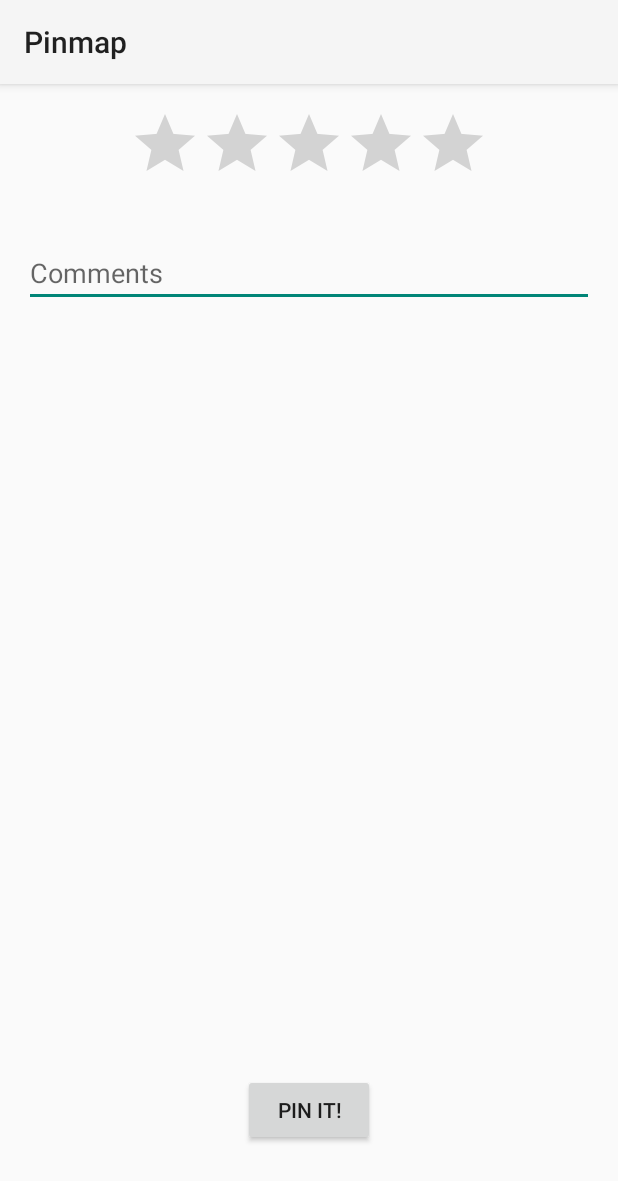
After one commit to mvidalgarcia/pinmap, an Android app: the fragment FragmentForm shown on its own in the app's theme, on a phone screen of 412 x 824 dp. The commit adds this screen. Shown: the top 1181 px of the screen. Run offline under Robolectric (Android 15) with nearby library versions, the phone set to English and light mode, and no system bars.

Commit message:
GPlus Profile photo. Pin place fragment.

```diff
--- a/app/src/main/AndroidManifest.xml
+++ b/app/src/main/AndroidManifest.xml
@@ -17,7 +17,7 @@
         android:allowBackup="true"
         android:icon="@mipmap/ic_launcher"
         android:label="@string/app_name"
-        android:theme="@style/AppTheme" >
+        android:theme="@style/MaterialNavigationDrawerTheme" >
         <activity
             android:name=".MyNavigationDrawer"
             android:theme="@style/MyNavigationDrawerTheme" >
--- /dev/null
+++ b/app/src/main/java/com/mvidalgarcia/pinmap/FragmentForm.java
@@ -0,0 +1,29 @@
+package com.mvidalgarcia.pinmap;
+
+
+    import android.content.Context;
+    import android.os.Bundle;
+    import android.support.annotation.Nullable;
+    import android.support.v4.app.Fragment;
+    import android.view.ContextThemeWrapper;
+    import android.view.LayoutInflater;
+    import android.view.View;
+    import android.view.ViewGroup;
+
+
+public class FragmentForm extends Fragment {
+
+    @Override
+    public View onCreateView(LayoutInflater inflater, @Nullable ViewGroup container, @Nullable Bundle savedInstanceState) {
+        // Create ContextThemeWrapper from the original Activity Context with the custom theme
+        Context context = new ContextThemeWrapper(getActivity(), R.style.AppTheme);
+
+        // Clone the inflater using the ContextThemeWrapper
+        LayoutInflater localInflater = inflater.cloneInContext(context);
+
+        // Inflate using the cloned inflater, not the passed in default
+        return localInflater.inflate(R.layout.form_fragment, container, false);
+
+    }
+
+}
--- /dev/null
+++ b/app/src/main/res/layout/form_fragment.xml
@@ -0,0 +1,37 @@
+<RelativeLayout xmlns:android="http://schemas.android.com/apk/res/android"
+    xmlns:tools="http://schemas.android.com/tools" android:layout_width="match_parent"
+    android:layout_height="match_parent" android:paddingLeft="@dimen/activity_horizontal_margin"
+    android:paddingRight="@dimen/activity_horizontal_margin"
+    android:paddingTop="@dimen/activity_vertical_margin"
+    android:paddingBottom="@dimen/activity_vertical_margin"
+    tools:context=".FragmentIndex"
+    android:background="@color/background_material_light">
+
+    <EditText
+        android:layout_width="wrap_content"
+        android:layout_height="wrap_content"
+        android:id="@+id/editText"
+        android:hint="Comments"
+        android:layout_alignParentTop="true"
+        android:layout_alignParentRight="true"
+        android:layout_alignParentEnd="true"
+        android:layout_marginTop="87dp"
+        android:layout_alignParentLeft="true"
+        android:layout_alignParentStart="true" />
+
+    <RatingBar
+        android:layout_width="wrap_content"
+        android:layout_height="wrap_content"
+        android:id="@+id/ratingBar"
+        android:layout_alignParentTop="true"
+        android:layout_centerHorizontal="true" />
+
+    <Button
+        android:layout_width="wrap_content"
+        android:layout_height="wrap_content"
+        android:text="Pin it!"
+        android:id="@+id/button"
+        android:layout_alignParentBottom="true"
+        android:layout_centerHorizontal="true"
+        android:layout_marginBottom="44dp" />
+</RelativeLayout>
--- a/app/src/main/res/values/styles.xml
+++ b/app/src/main/res/values/styles.xml
@@ -4,24 +4,12 @@
     <style name="AppTheme" parent="Theme.AppCompat.Light.DarkActionBar">
         <!-- Customize your theme here. -->
     </style>
-    <style name="MySubheaderTheme">
-        <item name="subheaderTitleColor">#00F</item>
-    </style>
-
-    <style name="MySectionTheme" >
-        <item name="sectionColorIcon">#00F</item>
-        <item name="sectionColorText">#ff000000</item>
-        <item name="sectionColorNotification">#00F</item>
-        <item name="sectionBackgroundColorPressed">#fdb2b2b2</item>
-        <item name="sectionBackgroundColorSelected">#3f777777</item>
-        <item name="sectionBackgroundColor">#c4ff3322</item>
-    </style>
-
-    <style name="MyNavigationDrawerTheme" parent="MaterialNavigationDrawerTheme" >
+    <style name="MyNavigationDrawerTheme" parent="MaterialNavigationDrawerTheme.Light.DarkActionBar" >
         <!-- Other customization -->
-        <item name="drawerColor">#ffffffff</item>
-        <item name="sectionStyle">@style/MySectionTheme</item>
-        <item name="subheaderStyle">@style/MySubheaderTheme</item>
+        <!--<item name="drawerColor">#37474F</item>-->
+        <item name="singleAccount">true</item>
+        <item name="learningPattern">false</item>
+        <item name="rippleBackport">true</item>
     </style>
 
 </resources>
```
Also changed, not shown: app/src/main/java/com/mvidalgarcia/pinmap/FragmentIndex.java (deleted, +0 -20 lines), app/src/main/java/com/mvidalgarcia/pinmap/MyNavigationDrawer.java (+23 -3 lines), app/src/main/res/layout/activity_main.xml (deleted, +0 -12 lines).
